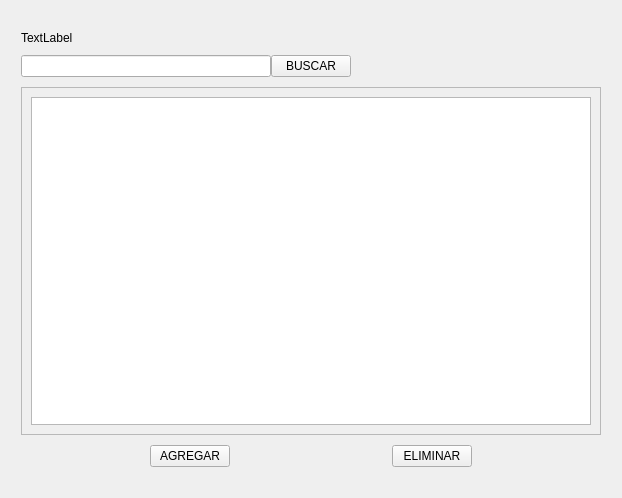
The window that Lista_Usuarios.ui (Matapuercos666/OPTICA) describes before a commit, drawn with Qt 5.
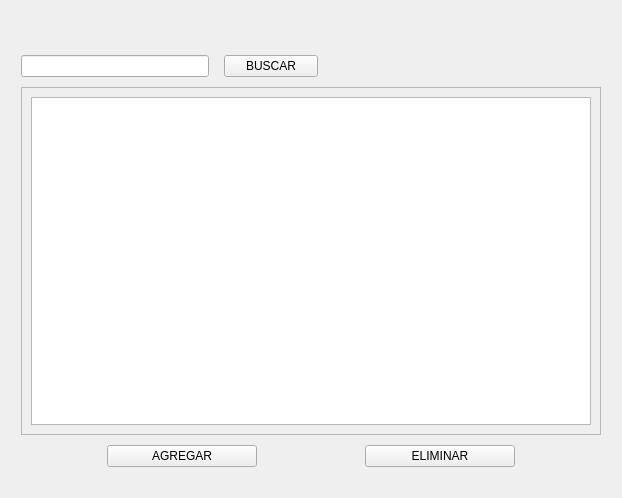
The same window after the commit.

The edit to the form file:
```diff
--- a/Lista_Usuarios.ui
+++ b/Lista_Usuarios.ui
@@ -15,7 +15,7 @@
   </property>
   <layout class="QGridLayout" name="gridLayout_5">
    <item row="0" column="0">
-    <layout class="QGridLayout" name="gridLayout">
+    <layout class="QGridLayout" name="gridLayout" columnstretch="0">
      <property name="leftMargin">
       <number>10</number>
      </property>
@@ -74,7 +74,10 @@
      <item row="1" column="0">
       <layout class="QGridLayout" name="gridLayout_4">
        <item row="0" column="0">
-        <layout class="QGridLayout" name="gridLayout_6">
+        <layout class="QGridLayout" name="gridLayout_6" rowstretch="0" columnstretch="2,1,3">
+         <property name="horizontalSpacing">
+          <number>15</number>
+         </property>
          <item row="0" column="1">
           <widget class="QPushButton" name="BUSCAR">
            <property name="text">
@@ -106,6 +109,12 @@
       <layout class="QGridLayout" name="BOTONES" columnstretch="4,2,5,2,4">
        <item row="0" column="1">
         <widget class="QPushButton" name="AGREGAR">
+         <property name="minimumSize">
+          <size>
+           <width>150</width>
+           <height>0</height>
+          </size>
+         </property>
          <property name="text">
           <string>AGREGAR</string>
          </property>
@@ -113,6 +122,12 @@
        </item>
        <item row="0" column="3">
         <widget class="QPushButton" name="ELIMINAR">
+         <property name="minimumSize">
+          <size>
+           <width>150</width>
+           <height>0</height>
+          </size>
+         </property>
          <property name="text">
           <string>ELIMINAR</string>
          </property>
@@ -164,7 +179,10 @@
        <item row="0" column="0">
         <widget class="QLabel" name="label">
          <property name="text">
-          <string>TextLabel</string>
+          <string/>
+         </property>
+         <property name="alignment">
+          <set>Qt::AlignmentFlag::AlignRight|Qt::AlignmentFlag::AlignTrailing|Qt::AlignmentFlag::AlignVCenter</set>
          </property>
         </widget>
        </item>
```
Left out of the diff: 2 changed lines with no effect on the pictures.
